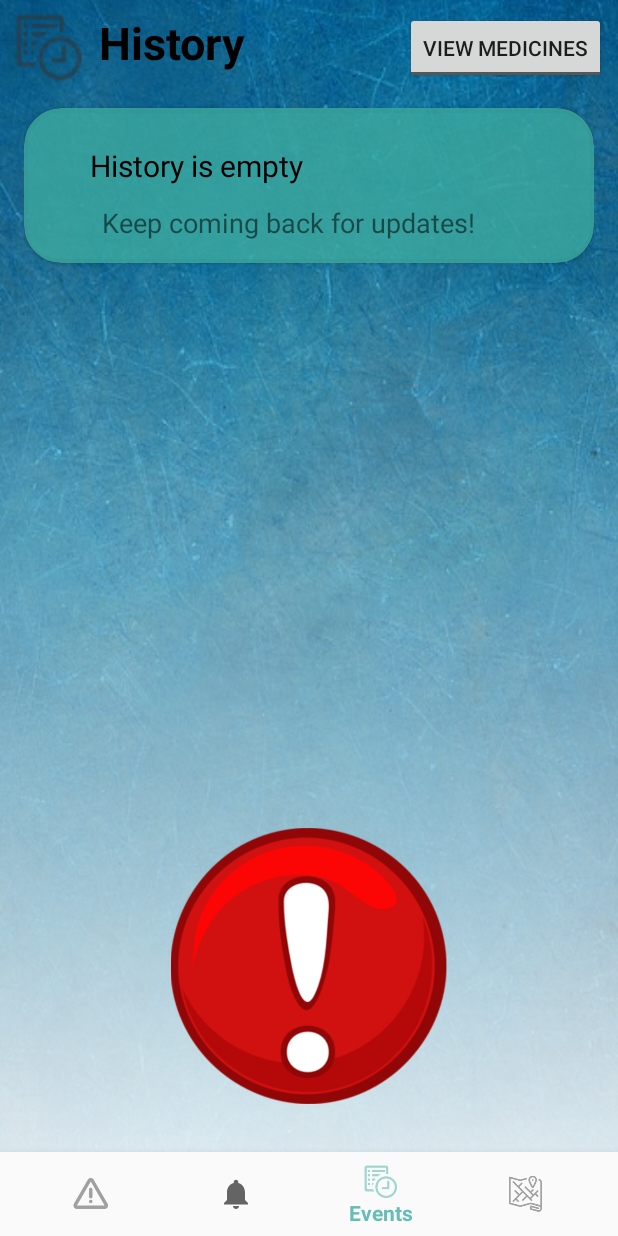
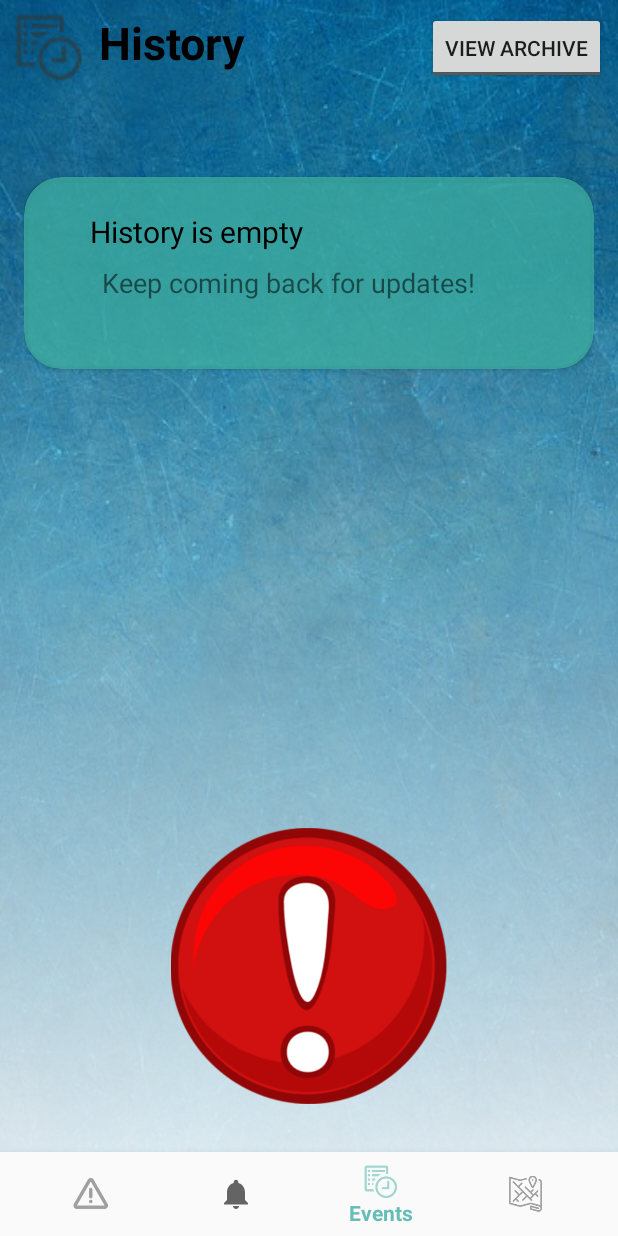
Before and after one commit to elotrofausto/AppDependencia, an Android app: the HistorialActivity screen opened directly, with no data from a screen before it, on a phone screen of 412 x 824 dp. Run offline under Robolectric (Android 15) with nearby library versions, the phone set to English and light mode, and no system bars.

```diff
--- a/app/src/main/java/com/example/vesprada/appdependencia/Activities/HistorialActivity.kt
+++ b/app/src/main/java/com/example/vesprada/appdependencia/Activities/HistorialActivity.kt
@@ -9,6 +9,7 @@ import android.support.v7.widget.RecyclerView
 import android.util.Log
 import android.view.View
 import android.view.Window
+import android.widget.Button
 import android.widget.TextView
 import android.widget.ToggleButton
 import com.example.vesprada.appdependencia.Adapters.Adapter_XAvisoModel
@@ -18,6 +19,7 @@ import com.example.vesprada.appdependencia.Models.XAvisoModel
 import com.example.vesprada.appdependencia.R
 import com.example.vesprada.appdependencia.R.id.tvDate
 import com.example.vesprada.appdependencia.R.id.tvDescripcion
+import kotlinx.android.synthetic.main.activity_historial.*
 import kotlinx.android.synthetic.main.activity_red_button.*
 import java.util.*
 
@@ -27,13 +29,16 @@ class HistorialActivity : AppCompatActivity(){
     lateinit var db : DependenciaDBManager
     lateinit var recyclerView : RecyclerView
     lateinit var adapter : Adapter_XAvisoModel
+    companion object {
+        lateinit var currentId: Integer
+    }
 
     override fun onCreate(savedInstanceState: Bundle?) {
         super.onCreate(savedInstanceState)
         requestWindowFeature(Window.FEATURE_NO_TITLE)
         setContentView(R.layout.activity_historial)
-        navigation.setOnNavigationItemSelectedListener(mOnNavigationItemSelectedListener)
-        navigation.selectedItemId= R.id.eventos
+        navigationH.setOnNavigationItemSelectedListener(mOnNavigationItemSelectedListener)
+        navigationH.selectedItemId= R.id.eventos
 
         initDB()
         setUI()
@@ -48,12 +53,17 @@ class HistorialActivity : AppCompatActivity(){
     private fun cargarPrimeraTarea() {
         if (!listaTareas.isEmpty()){
             if (!listaTareas.isEmpty()){
-                findViewById<TextView>(tvDescripcion).text = listaTareas.get(0).name
-                findViewById<TextView>(tvDate).text = listaTareas.get(0).fecDesde.toString()
+                findViewById<TextView>(R.id.tvDescripcion).text = listaTareas.get(0).name
+                findViewById<TextView>(R.id.tvDate).text = listaTareas.get(0).fecDesde.toString()
+                currentId = Integer(listaTareas.get(0).id)
+                if (!findViewById<ToggleButton>(R.id.toggleHistButton).isChecked){
+                    findViewById<Button>(R.id.btUndone).visibility = View.VISIBLE
+                }
             }
         }else{
-            findViewById<TextView>(tvDescripcion).text = "History is empty"
-            findViewById<TextView>(tvDate).text = "Keep coming back for updates!"
+            findViewById<TextView>(R.id.tvDescripcion).text = getString(R.string.EmptyHistory)
+            findViewById<TextView>(R.id.tvDate).text = getString(R.string.keepComing)
+            findViewById<Button>(R.id.btUndone).visibility = View.INVISIBLE
         }
     }
 
@@ -71,17 +81,26 @@ class HistorialActivity : AppCompatActivity(){
         startActivity(intent)
     }
 
-    public fun onToggleClick(v: View)
+    fun onToggleClick(v: View)
     {
-        if (findViewById<ToggleButton>(R.id.toggleButton).isChecked){
+        if (findViewById<ToggleButton>(R.id.toggleHistButton).isChecked){
             listaTareas.removeAll(listaTareas)
-            listaTareas.addAll(db.getAvisoRows(
-                    DependenciaDBContract.Aviso.TIPO + " = 'medicinas' AND "
-                            + DependenciaDBContract.Aviso.FINALIZADO + " = 1"))
+            listaTareas.addAll(db.getAvisoRows(DependenciaDBContract.Aviso.FINALIZADO + " = 2"))
+            findViewById<Button>(R.id.btUndone).visibility = View.INVISIBLE
         }else{
             listaTareas.removeAll(listaTareas)
             listaTareas.addAll(db.getAvisoRows(DependenciaDBContract.Aviso.FINALIZADO + " = 1"))
+            findViewById<Button>(R.id.btUndone).visibility = View.VISIBLE
+
         }
+        adapter.notifyDataSetChanged()
+        cargarPrimeraTarea()
+    }
+
+    fun unfinishTask(v: View){
+        db.setAvisoUnfinished(currentId.toInt())
+        val avisoPredicate = { a : XAvisoModel -> a.id === currentId.toInt() }
+        listaTareas.removeIf(avisoPredicate)
         adapter.notifyDataSetChanged()
         cargarPrimeraTarea()
     }
--- a/app/src/main/java/com/example/vesprada/appdependencia/Activities/NotificacionesActivity.kt
+++ b/app/src/main/java/com/example/vesprada/appdependencia/Activities/NotificacionesActivity.kt
@@ -9,6 +9,7 @@ import android.support.v7.widget.RecyclerView
 import android.util.Log
 import android.view.View
 import android.view.Window
+import android.widget.Button
 import android.widget.TextView
 import android.widget.ToggleButton
 import com.example.vesprada.appdependencia.Adapters.Adapter_XAvisoModel
@@ -53,10 +54,12 @@ class NotificacionesActivity : AppCompatActivity() {
                 currentId = Integer(listaTareas.get(0).id)
                 findViewById<TextView>(R.id.tvDescripcion).text = listaTareas.get(0).name
                 findViewById<TextView>(R.id.tvDate).text = listaTareas.get(0).fecDesde.toString()
+                findViewById<Button>(R.id.button).visibility = View.VISIBLE
             }
         }else{
             findViewById<TextView>(R.id.tvDescripcion).text = getString(R.string.noNotifications)
             findViewById<TextView>(R.id.tvDate).text = getString(R.string.keepComing)
+            findViewById<Button>(R.id.button).visibility = View.INVISIBLE
         }
     }
 
@@ -76,7 +79,7 @@ class NotificacionesActivity : AppCompatActivity() {
 
     fun onToggleClick(v: View)
     {
-        if (findViewById<ToggleButton>(R.id.toggleButton).isChecked){
+        if (findViewById<ToggleButton>(R.id.toggleHistButton).isChecked){
             listaTareas.removeAll(listaTareas)
             listaTareas.addAll(db.getAvisoRows(
                     DependenciaDBContract.Aviso.TIPO + " = 'medicinas' AND "
--- a/app/src/main/java/com/example/vesprada/appdependencia/Adapters/Adapter_XAvisoModel.kt
+++ b/app/src/main/java/com/example/vesprada/appdependencia/Adapters/Adapter_XAvisoModel.kt
@@ -8,6 +8,7 @@ import android.view.ViewGroup
 import android.widget.ImageView
 import android.widget.TextView
 import android.widget.Toast
+import com.example.vesprada.appdependencia.Activities.HistorialActivity
 import com.example.vesprada.appdependencia.Activities.NotificacionesActivity
 import com.example.vesprada.appdependencia.Models.XAvisoModel
 import com.example.vesprada.appdependencia.R
@@ -60,7 +61,9 @@ class Adapter_XAvisoModel(context: Context, avisoList: ArrayList<XAvisoModel>, r
     override fun onClick(v: View?) {
         val itemPosition = recyclerView.getChildLayoutPosition(v!!)
         val item = avisoList.get(itemPosition)
-        NotificacionesActivity.currentId = Integer(item.id) //Guardamos el id del aviso seleccionado en una variable estática para su posterior uso
+        //Guardamos el id del aviso seleccionado en una variable estática para su posterior uso
+        NotificacionesActivity.currentId = Integer(item.id)
+        HistorialActivity.currentId = Integer(item.id)
         Toast.makeText(context, item.toString(), Toast.LENGTH_LONG).show()
         selectedItemView.findViewById<TextView>(R.id.tvDescripcion).text = item.name
         when (item.tipo){
--- a/app/src/main/res/layout/activity_historial.xml
+++ b/app/src/main/res/layout/activity_historial.xml
@@ -11,7 +11,7 @@
     <android.support.constraint.ConstraintLayout
         android:id="@+id/lyCurrentTask"
         android:layout_width="0dp"
-        android:layout_height="119dp"
+        android:layout_height="0dp"
         android:layout_marginStart="8dp"
         android:layout_marginTop="8dp"
         android:layout_marginEnd="8dp"
@@ -21,12 +21,12 @@
         app:layout_constraintEnd_toEndOf="parent"
         app:layout_constraintHorizontal_bias="0.0"
         app:layout_constraintStart_toStartOf="parent"
-        app:layout_constraintTop_toBottomOf="@+id/toggleButton"
+        app:layout_constraintTop_toBottomOf="@+id/toggleHistButton"
         app:layout_constraintVertical_chainStyle="packed">
 
         <android.support.v7.widget.CardView
             android:layout_width="match_parent"
-            android:layout_height="0dp"
+            android:layout_height="128dp"
             android:layout_marginTop="8dp"
             android:layout_marginBottom="8dp"
             app:cardBackgroundColor="@color/colorPrimary"
@@ -56,12 +56,14 @@
                     android:layout_width="300dp"
                     android:layout_height="wrap_content"
                     android:layout_marginStart="8dp"
+                    android:layout_marginTop="8dp"
                     android:layout_marginEnd="8dp"
                     android:textColor="@color/common_google_signin_btn_text_dark_focused"
                     android:textSize="20sp"
                     app:layout_constraintBottom_toBottomOf="@+id/ivCurrentIcon"
                     app:layout_constraintEnd_toEndOf="parent"
-                    app:layout_constraintStart_toEndOf="@+id/ivCurrentIcon" />
+                    app:layout_constraintStart_toEndOf="@+id/ivCurrentIcon"
+                    app:layout_constraintTop_toTopOf="parent" />
 
                 <TextView
 
@@ -69,16 +71,26 @@
                     android:layout_width="0dp"
                     android:layout_height="27dp"
                     android:layout_marginTop="8dp"
-                    android:layout_marginEnd="8dp"
-                    android:layout_marginBottom="8dp"
                     android:paddingLeft="8dp"
                     android:paddingRight="8dp"
                     android:textSize="18sp"
-                    app:layout_constraintBottom_toBottomOf="parent"
                     app:layout_constraintEnd_toEndOf="@+id/tvDescripcion"
                     app:layout_constraintHorizontal_bias="0.0"
                     app:layout_constraintStart_toStartOf="@+id/tvDescripcion"
                     app:layout_constraintTop_toBottomOf="@+id/tvDescripcion" />
+
+                <Button
+                    android:id="@+id/btUndone"
+                    android:layout_width="wrap_content"
+                    android:layout_height="36dp"
+                    android:layout_marginTop="8dp"
+                    android:layout_marginEnd="8dp"
+                    android:layout_marginBottom="8dp"
+                    android:onClick="unfinishTask"
+                    android:text="@string/btUndone"
+                    app:layout_constraintBottom_toBottomOf="parent"
+                    app:layout_constraintEnd_toEndOf="@+id/tvDate"
+                    app:layout_constraintTop_toBottomOf="@+id/tvDate" />
             </android.support.constraint.ConstraintLayout>
 
         </android.support.v7.widget.CardView>
@@ -102,14 +114,14 @@
     </android.support.v7.widget.RecyclerView>
 
     <ToggleButton
-        android:id="@+id/toggleButton"
+        android:id="@+id/toggleHistButton"
         android:layout_width="wrap_content"
         android:layout_height="wrap_content"
         android:layout_marginTop="8dp"
         android:layout_marginBottom="8dp"
         android:onClick="onToggleClick"
-        android:textOff="@string/tbMedic"
-        android:textOn="@string/tbAll"
+        android:textOff="@string/btArchive"
+        android:textOn="@string/btRecent"
         app:layout_constraintBottom_toTopOf="@+id/btEmergencyBig"
         app:layout_constraintEnd_toEndOf="@+id/lvTasks"
         app:layout_constraintTop_toTopOf="parent"
@@ -124,14 +136,14 @@
         android:layout_marginEnd="8dp"
         android:layout_marginBottom="32dp"
         android:onClick="onClickBotonRojo"
-        app:layout_constraintBottom_toTopOf="@+id/navigation"
+        app:layout_constraintBottom_toTopOf="@+id/navigationH"
         app:layout_constraintEnd_toEndOf="parent"
         app:layout_constraintStart_toStartOf="parent"
         app:layout_constraintTop_toTopOf="@+id/guideline3"
         app:srcCompat="@drawable/btn_rojo550x550" />
 
     <android.support.design.widget.BottomNavigationView
-        android:id="@+id/navigation"
+        android:id="@+id/navigationH"
         android:layout_width="0dp"
         android:layout_height="wrap_content"
         android:background="?android:attr/windowBackground"
@@ -172,7 +184,7 @@
         android:textSize="30sp"
         android:textStyle="bold"
         app:layout_constraintBottom_toTopOf="@+id/lyCurrentTask"
-        app:layout_constraintEnd_toStartOf="@+id/toggleButton"
+        app:layout_constraintEnd_toStartOf="@+id/toggleHistButton"
         app:layout_constraintStart_toEndOf="@+id/imageView"
         app:layout_constraintTop_toTopOf="parent" />
 
--- a/app/src/main/res/layout/activity_notificaciones.xml
+++ b/app/src/main/res/layout/activity_notificaciones.xml
@@ -21,7 +21,7 @@
         app:layout_constraintEnd_toEndOf="parent"
         app:layout_constraintHorizontal_bias="0.0"
         app:layout_constraintStart_toStartOf="parent"
-        app:layout_constraintTop_toBottomOf="@+id/toggleButton"
+        app:layout_constraintTop_toBottomOf="@+id/toggleHistButton"
         app:layout_constraintVertical_chainStyle="packed">
 
         <android.support.v7.widget.CardView
@@ -114,7 +114,7 @@
     </android.support.v7.widget.RecyclerView>
 
     <ToggleButton
-        android:id="@+id/toggleButton"
+        android:id="@+id/toggleHistButton"
         android:layout_width="wrap_content"
         android:layout_height="wrap_content"
         android:layout_marginTop="8dp"
@@ -184,7 +184,7 @@
         android:textSize="30sp"
         android:textStyle="bold"
         app:layout_constraintBottom_toTopOf="@+id/lyCurrentTask"
-        app:layout_constraintEnd_toStartOf="@+id/toggleButton"
+        app:layout_constraintEnd_toStartOf="@+id/toggleHistButton"
         app:layout_constraintStart_toEndOf="@+id/imageView"
         app:layout_constraintTop_toTopOf="parent" />
 
--- a/app/src/main/res/values/strings.xml
+++ b/app/src/main/res/values/strings.xml
@@ -69,4 +69,8 @@
     <string name="btDone">Done!</string>
     <string name="noNotifications">No notifications</string>
     <string name="keepComing">Keep coming back for updates!</string>
+    <string name="btUndone">Undone</string>
+    <string name="btArchive">View Archive</string>
+    <string name="btRecent">View Recent</string>
+    <string name="EmptyHistory">History is empty</string>
 </resources>
```
Also changed, not shown: app/src/main/java/com/example/vesprada/appdependencia/Background/SyncDBTask.java (+15 -3 lines), app/src/main/java/com/example/vesprada/appdependencia/DB/DependenciaDBManager.java (+24 -1 lines).
